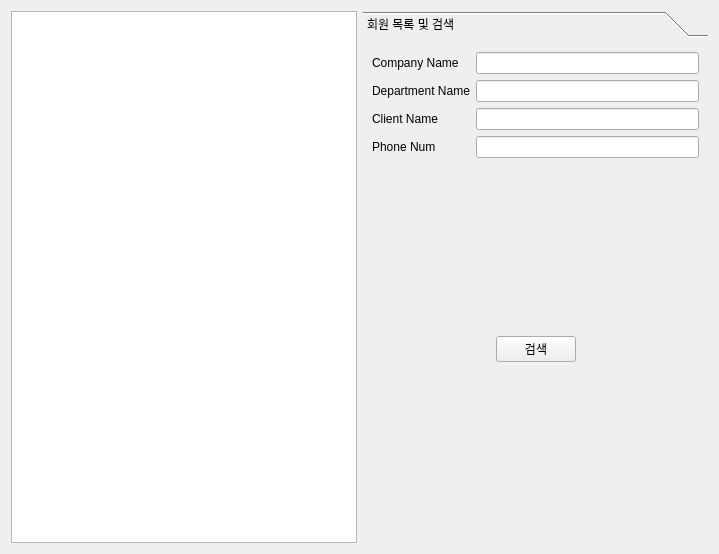
Above: securitySoftProd_Client/admininfoform.ui from Hyun-nine-CH/securitySoftProd before the change. Below: the same form after it.
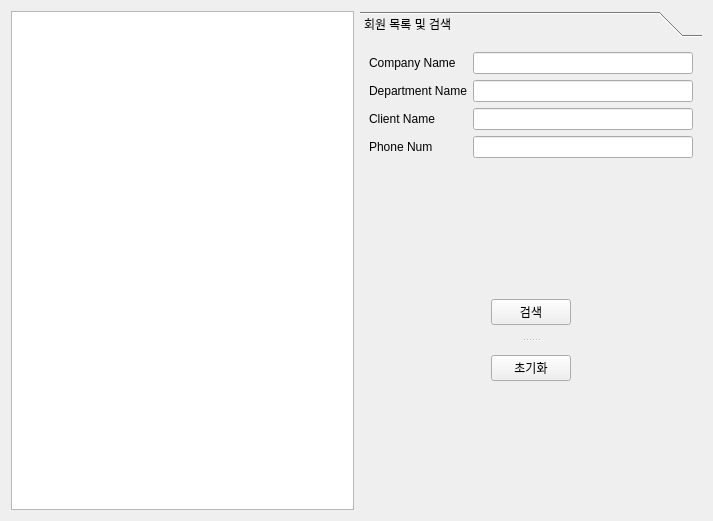
That is the form after the change.

What changed in the file:
```diff
--- a/securitySoftProd_Client/admininfoform.ui
+++ b/securitySoftProd_Client/admininfoform.ui
@@ -6,8 +6,8 @@
    <rect>
     <x>0</x>
     <y>0</y>
-    <width>719</width>
-    <height>554</height>
+    <width>713</width>
+    <height>521</height>
    </rect>
   </property>
   <property name="windowTitle">
@@ -27,17 +27,15 @@
        <rect>
         <x>0</x>
         <y>0</y>
-        <width>342</width>
-        <height>496</height>
+        <width>339</width>
+        <height>463</height>
        </rect>
       </property>
       <attribute name="label">
        <string>회원 목록 및 검색</string>
       </attribute>
-      <layout class="QVBoxLayout" name="verticalLayout_2">
-       <item>
-        <layout class="QVBoxLayout" name="verticalLayout">
-         <item>
+      <layout class="QGridLayout" name="gridLayout">
+       <item row="0" column="0">
           <layout class="QFormLayout" name="formLayout">
            <item row="0" column="0">
             <widget class="QLabel" name="label">
@@ -81,7 +79,7 @@
            </item>
           </layout>
          </item>
-         <item>
+       <item row="1" column="0">
           <spacer name="verticalSpacer">
            <property name="orientation">
             <enum>Qt::Orientation::Vertical</enum>
@@ -89,12 +87,17 @@
            <property name="sizeHint" stdset="0">
             <size>
              <width>20</width>
-             <height>138</height>
+           <height>122</height>
             </size>
            </property>
           </spacer>
          </item>
-         <item>
+       <item row="2" column="0">
+        <widget class="QSplitter" name="splitter">
+         <property name="orientation">
+          <enum>Qt::Orientation::Vertical</enum>
+         </property>
+         <widget class="QWidget" name="layoutWidget">
           <layout class="QHBoxLayout" name="horizontalLayout">
            <item>
             <spacer name="horizontalSpacer">
@@ -130,8 +133,47 @@
             </spacer>
            </item>
           </layout>
+         </widget>
+         <widget class="QWidget" name="layoutWidget">
+          <layout class="QHBoxLayout" name="horizontalLayout_3">
+           <item>
+            <spacer name="horizontalSpacer_3">
+             <property name="orientation">
+              <enum>Qt::Orientation::Horizontal</enum>
+             </property>
+             <property name="sizeHint" stdset="0">
+              <size>
+               <width>108</width>
+               <height>20</height>
+              </size>
+             </property>
+            </spacer>
          </item>
          <item>
+            <widget class="QPushButton" name="pushButtonReset">
+             <property name="text">
+              <string>초기화</string>
+             </property>
+            </widget>
+           </item>
+           <item>
+            <spacer name="horizontalSpacer_4">
+             <property name="orientation">
+              <enum>Qt::Orientation::Horizontal</enum>
+             </property>
+             <property name="sizeHint" stdset="0">
+              <size>
+               <width>108</width>
+               <height>20</height>
+              </size>
+             </property>
+            </spacer>
+           </item>
+          </layout>
+         </widget>
+        </widget>
+       </item>
+       <item row="3" column="0">
           <spacer name="verticalSpacer_2">
            <property name="orientation">
             <enum>Qt::Orientation::Vertical</enum>
@@ -139,12 +181,10 @@
            <property name="sizeHint" stdset="0">
             <size>
              <width>20</width>
-             <height>138</height>
+           <height>92</height>
             </size>
            </property>
           </spacer>
-         </item>
-        </layout>
        </item>
       </layout>
      </widget>
```
Lines whose indentation alone changed are shown as unchanged.
